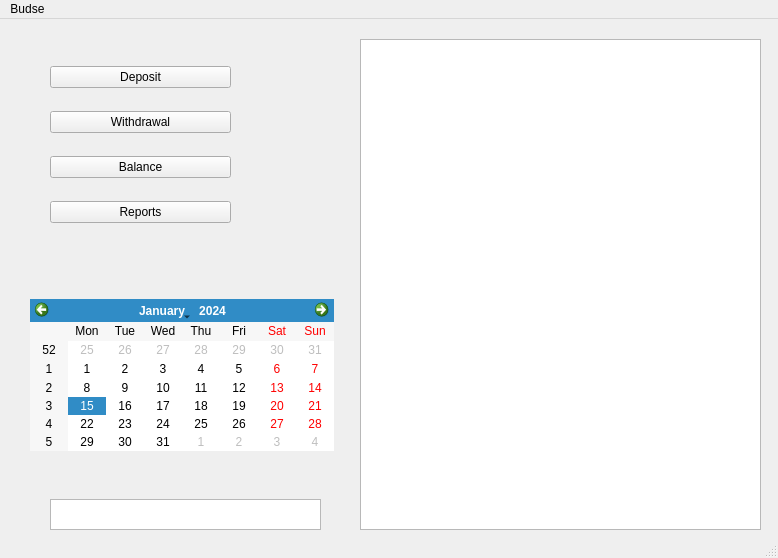
Old version of the form budse_main.ui in the repository dwong/budse.
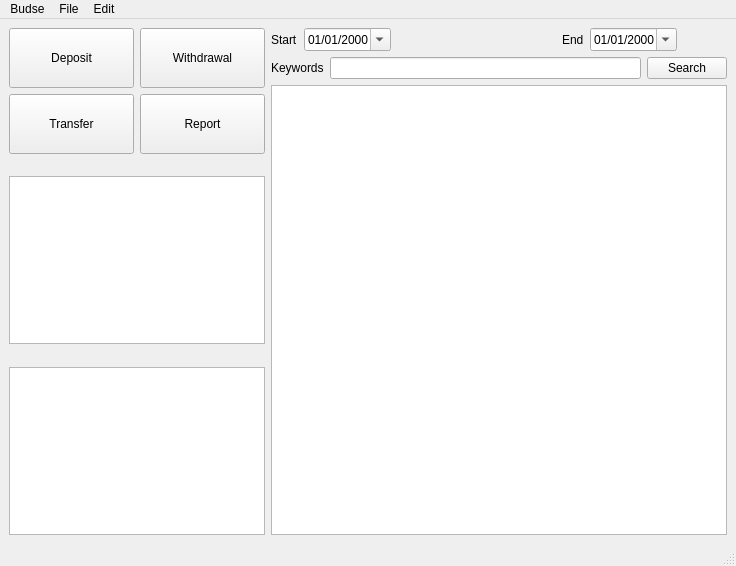
New version of the form.

Commit message: Rough idea for main Budse window

```diff
--- a/budse_main.ui
+++ b/budse_main.ui
@@ -9,97 +9,277 @@
    <rect>
     <x>0</x>
     <y>0</y>
-    <width>778</width>
-    <height>558</height>
+    <width>736</width>
+    <height>566</height>
    </rect>
   </property>
   <property name="windowTitle">
    <string>MainWindow</string>
   </property>
   <widget class="QWidget" name="centralwidget">
-   <widget class="QTextEdit" name="textEdit">
-    <property name="geometry">
-     <rect>
-      <x>50</x>
-      <y>480</y>
-      <width>271</width>
-      <height>31</height>
-     </rect>
-    </property>
-    <property name="toolTip">
-     <string extracomment="Search Terms"/>
-    </property>
-    <property name="autoFillBackground">
-     <bool>false</bool>
-    </property>
-   </widget>
-   <widget class="QTextBrowser" name="textBrowser">
-    <property name="geometry">
-     <rect>
-      <x>360</x>
-      <y>20</y>
-      <width>401</width>
-      <height>491</height>
-     </rect>
-    </property>
-   </widget>
-   <widget class="QWidget" name="verticalLayoutWidget">
-    <property name="geometry">
-     <rect>
-      <x>50</x>
-      <y>30</y>
-      <width>181</width>
-      <height>191</height>
-     </rect>
-    </property>
-    <layout class="QVBoxLayout" name="verticalLayout">
-     <item>
-      <widget class="QPushButton" name="pushButton">
-       <property name="text">
-        <string>Deposit</string>
-       </property>
-      </widget>
-     </item>
-     <item>
-      <widget class="QPushButton" name="pushButton_2">
-       <property name="text">
-        <string>Withdrawal</string>
-       </property>
-      </widget>
-     </item>
-     <item>
-      <widget class="QPushButton" name="pushButton_3">
-       <property name="text">
-        <string>Balance</string>
-       </property>
-      </widget>
-     </item>
-     <item>
-      <widget class="QPushButton" name="pushButton_4">
-       <property name="text">
-        <string>Reports</string>
-       </property>
-      </widget>
-     </item>
-    </layout>
-   </widget>
-   <widget class="QCalendarWidget" name="calendarWidget">
-    <property name="geometry">
-     <rect>
-      <x>30</x>
-      <y>280</y>
-      <width>304</width>
-      <height>152</height>
-     </rect>
-    </property>
-   </widget>
+   <layout class="QGridLayout" name="gridLayout">
+    <item row="0" column="0">
+     <layout class="QHBoxLayout" name="horizontalLayout_9">
+      <item>
+       <layout class="QVBoxLayout" name="verticalLayout_5">
+        <item>
+         <layout class="QVBoxLayout" name="verticalLayout_4">
+          <item>
+           <layout class="QHBoxLayout" name="horizontalLayout_6">
+            <item>
+             <widget class="QPushButton" name="deposit_button">
+              <property name="minimumSize">
+               <size>
+                <width>100</width>
+                <height>60</height>
+               </size>
+              </property>
+              <property name="text">
+               <string>Deposit</string>
+              </property>
+             </widget>
+            </item>
+            <item>
+             <widget class="QPushButton" name="withdrawal_button">
+              <property name="minimumSize">
+               <size>
+                <width>100</width>
+                <height>60</height>
+               </size>
+              </property>
+              <property name="text">
+               <string>Withdrawal</string>
+              </property>
+             </widget>
+            </item>
+           </layout>
+          </item>
+          <item>
+           <layout class="QHBoxLayout" name="horizontalLayout_8">
+            <item>
+             <widget class="QPushButton" name="transfer_button">
+              <property name="minimumSize">
+               <size>
+                <width>100</width>
+                <height>60</height>
+               </size>
+              </property>
+              <property name="text">
+               <string>Transfer</string>
+              </property>
+             </widget>
+            </item>
+            <item>
+             <widget class="QPushButton" name="report_button">
+              <property name="minimumSize">
+               <size>
+                <width>100</width>
+                <height>60</height>
+               </size>
+              </property>
+              <property name="text">
+               <string>Report</string>
+              </property>
+             </widget>
+            </item>
+           </layout>
+          </item>
+         </layout>
+        </item>
+        <item>
+         <layout class="QVBoxLayout" name="verticalLayout_2">
+          <item>
+           <spacer name="verticalSpacer_2">
+            <property name="orientation">
+             <enum>Qt::Vertical</enum>
+            </property>
+            <property name="sizeHint" stdset="0">
+             <size>
+              <width>20</width>
+              <height>40</height>
+             </size>
+            </property>
+           </spacer>
+          </item>
+          <item>
+           <widget class="QTableView" name="totals">
+            <property name="sizePolicy">
+             <sizepolicy hsizetype="Fixed" vsizetype="Expanding">
+              <horstretch>0</horstretch>
+              <verstretch>0</verstretch>
+             </sizepolicy>
+            </property>
+            <property name="gridStyle">
+             <enum>Qt::NoPen</enum>
+            </property>
+           </widget>
+          </item>
+          <item>
+           <spacer name="verticalSpacer">
+            <property name="orientation">
+             <enum>Qt::Vertical</enum>
+            </property>
+            <property name="sizeHint" stdset="0">
+             <size>
+              <width>20</width>
+              <height>40</height>
+             </size>
+            </property>
+           </spacer>
+          </item>
+          <item>
+           <widget class="QTreeView" name="subaccount_tree">
+            <property name="sizePolicy">
+             <sizepolicy hsizetype="Fixed" vsizetype="Expanding">
+              <horstretch>0</horstretch>
+              <verstretch>0</verstretch>
+             </sizepolicy>
+            </property>
+            <property name="toolTip">
+             <string>Subaccounts and associated properties</string>
+            </property>
+           </widget>
+          </item>
+         </layout>
+        </item>
+       </layout>
+      </item>
+      <item>
+       <layout class="QVBoxLayout" name="verticalLayout">
+        <item>
+         <layout class="QHBoxLayout" name="horizontalLayout">
+          <item>
+           <widget class="QLabel" name="label">
+            <property name="text">
+             <string>Start</string>
+            </property>
+           </widget>
+          </item>
+          <item>
+           <widget class="QDateEdit" name="start_date">
+            <property name="toolTip">
+             <string>start date</string>
+            </property>
+            <property name="displayFormat">
+             <string>MM/dd/yyyy</string>
+            </property>
+            <property name="calendarPopup">
+             <bool>true</bool>
+            </property>
+           </widget>
+          </item>
+          <item>
+           <spacer name="horizontalSpacer">
+            <property name="orientation">
+             <enum>Qt::Horizontal</enum>
+            </property>
+            <property name="sizeHint" stdset="0">
+             <size>
+              <width>40</width>
+              <height>20</height>
+             </size>
+            </property>
+           </spacer>
+          </item>
+          <item>
+           <layout class="QHBoxLayout" name="horizontalLayout_2">
+            <item>
+             <widget class="QLabel" name="label_2">
+              <property name="text">
+               <string>End</string>
+              </property>
+             </widget>
+            </item>
+            <item>
+             <widget class="QDateEdit" name="end_date">
+              <property name="toolTip">
+               <string>end date</string>
+              </property>
+              <property name="displayFormat">
+               <string>MM/dd/yyyy</string>
+              </property>
+              <property name="calendarPopup">
+               <bool>true</bool>
+              </property>
+              <property name="currentSectionIndex">
+               <number>0</number>
+              </property>
+             </widget>
+            </item>
+            <item>
+             <spacer name="horizontalSpacer_2">
+              <property name="orientation">
+               <enum>Qt::Horizontal</enum>
+              </property>
+              <property name="sizeHint" stdset="0">
+               <size>
+                <width>40</width>
+                <height>20</height>
+               </size>
+              </property>
+             </spacer>
+            </item>
+           </layout>
+          </item>
+         </layout>
+        </item>
+        <item>
+         <layout class="QHBoxLayout" name="horizontalLayout_4">
+          <item>
+           <layout class="QHBoxLayout" name="horizontalLayout_3">
+            <item>
+             <widget class="QLabel" name="label_3">
+              <property name="text">
+               <string>Keywords</string>
+              </property>
+             </widget>
+            </item>
+            <item>
+             <widget class="QLineEdit" name="keywords">
+              <property name="toolTip">
+               <string>Comma-separated keywords</string>
+              </property>
+              <property name="cursorPosition">
+               <number>0</number>
+              </property>
+             </widget>
+            </item>
+            <item>
+             <layout class="QHBoxLayout" name="horizontalLayout_5"/>
+            </item>
+            <item>
+             <widget class="QPushButton" name="pushButton">
+              <property name="text">
+               <string>Search</string>
+              </property>
+             </widget>
+            </item>
+           </layout>
+          </item>
+         </layout>
+        </item>
+        <item>
+         <widget class="QTableView" name="transaction_table">
+          <property name="toolTip">
+           <string>Transaction list</string>
+          </property>
+          <property name="sortingEnabled">
+           <bool>true</bool>
+          </property>
+         </widget>
+        </item>
+       </layout>
+      </item>
+     </layout>
+    </item>
+   </layout>
   </widget>
   <widget class="QMenuBar" name="menubar">
    <property name="geometry">
     <rect>
      <x>0</x>
      <y>0</y>
-     <width>778</width>
+     <width>736</width>
      <height>22</height>
     </rect>
    </property>
@@ -109,7 +289,28 @@
     </property>
     <addaction name="actionPreferences"/>
    </widget>
+   <widget class="QMenu" name="menuEdit">
+    <property name="title">
+     <string>File</string>
+    </property>
+    <widget class="QMenu" name="menuNew">
+     <property name="title">
+      <string>New</string>
+     </property>
+     <addaction name="actionDeposit"/>
+     <addaction name="actionWithdrawal"/>
+     <addaction name="actionTransfer"/>
+    </widget>
+    <addaction name="menuNew"/>
+   </widget>
+   <widget class="QMenu" name="menuEdit_2">
+    <property name="title">
+     <string>Edit</string>
+    </property>
+   </widget>
    <addaction name="menuBudse"/>
+   <addaction name="menuEdit"/>
+   <addaction name="menuEdit_2"/>
   </widget>
   <widget class="QStatusBar" name="statusbar"/>
   <action name="actionPreferences">
```
Left out of the diff: 19 changed lines with no effect on the pictures.
